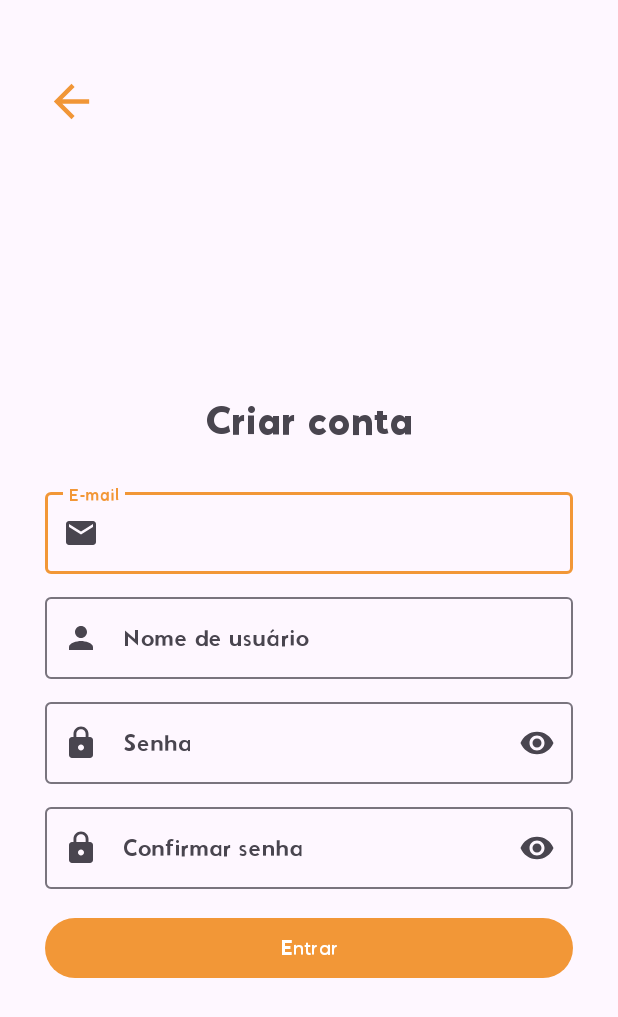
After one commit to FilippieGit/KeepIt, an Android app: the CriarContaActivity screen opened directly, with no data from a screen before it, on a phone screen of 412 x 824 dp. The commit adds this screen. Shown: the top 1017 px of the screen. Run offline under Robolectric (Android 15) with nearby library versions, the phone set to English and light mode, and no system bars.

Commit message:
conexão botões e estilização

```diff
--- /dev/null
+++ b/app/src/main/java/br/com/etecia/burgermestock/CriarContaActivity.java
@@ -0,0 +1,40 @@
+package br.com.etecia.burgermestock;
+
+import android.content.Intent;
+import android.os.Bundle;
+import android.view.View;
+import android.widget.ImageView;
+
+import androidx.activity.EdgeToEdge;
+import androidx.appcompat.app.AppCompatActivity;
+import androidx.core.graphics.Insets;
+import androidx.core.view.ViewCompat;
+import androidx.core.view.WindowInsetsCompat;
+
+public class CriarContaActivity extends AppCompatActivity {
+
+    ImageView idBtnVoltarCriarConta;
+
+    @Override
+    protected void onCreate(Bundle savedInstanceState) {
+        super.onCreate(savedInstanceState);
+        EdgeToEdge.enable(this);
+        setContentView(R.layout.criar_conta_layout);
+        ViewCompat.setOnApplyWindowInsetsListener(findViewById(R.id.main), (v, insets) -> {
+            Insets systemBars = insets.getInsets(WindowInsetsCompat.Type.systemBars());
+            v.setPadding(systemBars.left, systemBars.top, systemBars.right, systemBars.bottom);
+            return insets;
+        });
+
+        idBtnVoltarCriarConta = findViewById(R.id.idBtnVoltarCriarConta);
+        idBtnVoltarCriarConta.setOnClickListener(new View.OnClickListener() {
+            @Override
+            public void onClick(View view) {
+                startActivity(new Intent(getApplicationContext(), LoginActivity.class));
+                finish();
+            }
+        });
+
+
+    }
+}
--- /dev/null
+++ b/app/src/main/res/drawable/baseline_arrow_back.xml
@@ -0,0 +1,13 @@
+<vector xmlns:android="http://schemas.android.com/apk/res/android"
+    android:width="24dp"
+    android:height="24dp"
+    android:autoMirrored="true"
+    android:tint="#F19637"
+    android:viewportWidth="24"
+    android:viewportHeight="24">
+
+    <path
+        android:fillColor="@android:color/white"
+        android:pathData="M20,11H7.83l5.59,-5.59L12,4l-8,8 8,8 1.41,-1.41L7.83,13H20v-2z" />
+
+</vector>
--- /dev/null
+++ b/app/src/main/res/drawable/baseline_email.xml
@@ -0,0 +1,5 @@
+<vector xmlns:android="http://schemas.android.com/apk/res/android" android:height="24dp" android:tint="#000000" android:viewportHeight="24" android:viewportWidth="24" android:width="24dp">
+
+    <path android:fillColor="@android:color/white" android:pathData="M20,4L4,4c-1.1,0 -1.99,0.9 -1.99,2L2,18c0,1.1 0.9,2 2,2h16c1.1,0 2,-0.9 2,-2L22,6c0,-1.1 -0.9,-2 -2,-2zM20,8l-8,5 -8,-5L4,6l8,5 8,-5v2z"/>
+
+</vector>
--- /dev/null
+++ b/app/src/main/res/layout/criar_conta_layout.xml
@@ -0,0 +1,118 @@
+<?xml version="1.0" encoding="utf-8"?>
+<LinearLayout xmlns:android="http://schemas.android.com/apk/res/android"
+    xmlns:app="http://schemas.android.com/apk/res-auto"
+    xmlns:tools="http://schemas.android.com/tools"
+    android:id="@+id/main"
+    android:layout_width="match_parent"
+    android:layout_height="match_parent"
+    android:orientation="vertical"
+    tools:context=".CriarContaActivity">
+
+    <ImageView
+        android:id="@+id/idBtnVoltarCriarConta"
+        android:layout_width="35dp"
+        android:layout_height="35dp"
+        android:src="@drawable/baseline_arrow_back"
+        android:layout_marginLeft="30dp"
+        android:layout_marginTop="50dp" />
+
+    <LinearLayout
+        android:orientation="vertical"
+        android:layout_width="match_parent"
+        android:layout_height="match_parent"
+        android:layout_margin="30dp"
+        android:gravity="center_horizontal|center_vertical">
+
+        <TextView
+            android:layout_width="match_parent"
+            android:layout_height="wrap_content"
+            android:layout_marginTop="10dp"
+            android:fontFamily="@font/avocadobold"
+            android:gravity="center_horizontal"
+            android:text="@string/criar_conta"
+            android:textSize="28sp" />
+
+        <com.google.android.material.textfield.TextInputLayout
+            android:id="@+id/idTextoCriarContaEmail"
+            android:layout_width="match_parent"
+            android:layout_height="wrap_content"
+            android:layout_marginTop="25dp"
+            android:gravity="center_horizontal"
+            android:hint="@string/e_mail"
+            app:startIconContentDescription="@string/icone_de_uma_carta_de_email"
+            app:startIconDrawable="@drawable/baseline_email">
+
+            <com.google.android.material.textfield.TextInputEditText
+                android:layout_width="match_parent"
+                android:layout_height="match_parent"
+                android:fontFamily="@font/avocadoregular" />
+
+        </com.google.android.material.textfield.TextInputLayout>
+
+        <com.google.android.material.textfield.TextInputLayout
+            android:id="@+id/idTextoCriarContaUsuario"
+            android:layout_width="match_parent"
+            android:layout_height="wrap_content"
+            android:layout_marginTop="10dp"
+            android:gravity="center_horizontal"
+            android:hint="@string/nome_de_usu_rio"
+            app:startIconContentDescription="@string/icone_de_uma_pessoa"
+            app:startIconDrawable="@drawable/baseline_person">
+
+            <com.google.android.material.textfield.TextInputEditText
+                android:layout_width="match_parent"
+                android:layout_height="match_parent"
+                android:fontFamily="@font/avocadoregular" />
+
+        </com.google.android.material.textfield.TextInputLayout>
+
+        <com.google.android.material.textfield.TextInputLayout
+            android:id="@+id/idTextoCriarContaSenha"
+            android:layout_width="match_parent"
+            android:layout_height="wrap_content"
+            android:layout_marginTop="10dp"
+            android:gravity="center_horizontal"
+            android:hint="@string/senha"
+            app:endIconMode="password_toggle"
+            app:startIconContentDescription="@string/cone_de_cadeado"
+            app:startIconDrawable="@drawable/baseline_lock">
+
+            <com.google.android.material.textfield.TextInputEditText
+                android:layout_width="match_parent"
+                android:layout_height="wrap_content"
+                android:fontFamily="@font/avocadoregular"
+                android:inputType="textPassword" />
+
+        </com.google.android.material.textfield.TextInputLayout>
+
+        <com.google.android.material.textfield.TextInputLayout
+            android:id="@+id/idTextoCriarContaConfirmarSenha"
+            android:layout_width="match_parent"
+            android:layout_height="wrap_content"
+            android:layout_marginTop="10dp"
+            android:gravity="center_horizontal"
+            android:hint="@string/confirmar_senha"
+            app:endIconMode="password_toggle"
+            app:startIconContentDescription="@string/cone_de_cadeado"
+            app:startIconDrawable="@drawable/baseline_lock">
+
+            <com.google.android.material.textfield.TextInputEditText
+                android:layout_width="match_parent"
+                android:layout_height="wrap_content"
+                android:fontFamily="@font/avocadoregular"
+                android:inputType="textPassword" />
+
+        </com.google.android.material.textfield.TextInputLayout>
+
+        <com.google.android.material.button.MaterialButton
+            android:id="@+id/btnLoginEntrar"
+            android:layout_width="match_parent"
+            android:layout_height="wrap_content"
+            android:layout_marginTop="15dp"
+            android:fontFamily="@font/avocadoregular"
+            android:text="Entrar" />
+
+    </LinearLayout>
+
+
+</LinearLayout>
--- a/app/src/main/res/values/strings.xml
+++ b/app/src/main/res/values/strings.xml
@@ -4,4 +4,11 @@
     <string name="icone_de_uma_pessoa">icone de uma pessoa</string>
     <string name="usu_rio">Usuário</string>
     <string name="senha">Senha</string>
+    <string name="e_mail">E-mail</string>
+    <string name="icone_de_uma_carta_de_email">icone de uma carta de email</string>
+    <string name="nome_de_usu_rio">Nome de usuário</string>
+    <string name="confirmar_senha">Confirmar senha</string>
+    <string name="criar_conta">Criar conta</string>
+    <string name="insira_o_e_mail_da_sua_conta_para_enviarmos_o_c_digo_de_recupera_o">Insira o e-mail da sua conta para enviarmos o código de recuperação</string>
+    <string name="recuperar_conta">Recuperar conta</string>
 </resources>
--- a/app/src/main/res/values/themes.xml
+++ b/app/src/main/res/values/themes.xml
@@ -4,8 +4,8 @@
         <!-- Customize your light theme here. -->
         <!-- <item name="colorPrimary">@color/my_light_primary</item> -->
 
-        <item name="colorPrimary">#616080</item>
-        <item name="colorOnPrimary">#cfd8ea</item>
+        <item name="colorPrimary">#f29737</item>
+        <item name="colorOnPrimary">#FFFFFF</item>
 
     </style>
 
```
Also changed, not shown: app/src/main/AndroidManifest.xml (+14 -3 lines), app/src/main/java/br/com/etecia/burgermestock/BottomNavigationMenuActivity.java (added, +24 -0 lines), app/src/main/java/br/com/etecia/burgermestock/EsqSenhaActivity.java (added, +25 -0 lines), app/src/main/java/br/com/etecia/burgermestock/LoginActivity.java (+47 -1 lines), app/src/main/java/br/com/etecia/burgermestock/ProdutosActivity.java (added, +24 -0 lines), app/src/main/res/layout/bottom_navigation_menu_layout.xml (added, +12 -0 lines), app/src/main/res/layout/esqsenha_layout.xml (added, +58 -0 lines), app/src/main/res/layout/login_layout.xml (+29 -3 lines), app/src/main/res/layout/produtos_layout.xml (added, +19 -0 lines), app/src/main/res/drawable/logo.png, app/src/main/res/drawable/logocart.png (added).
